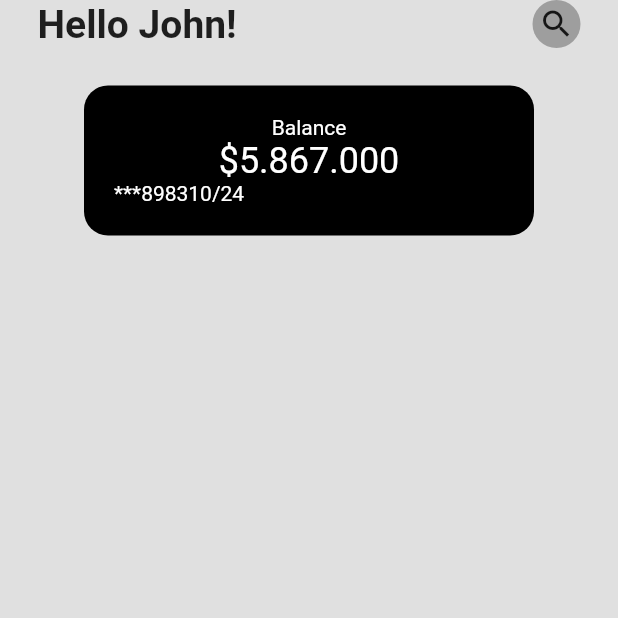
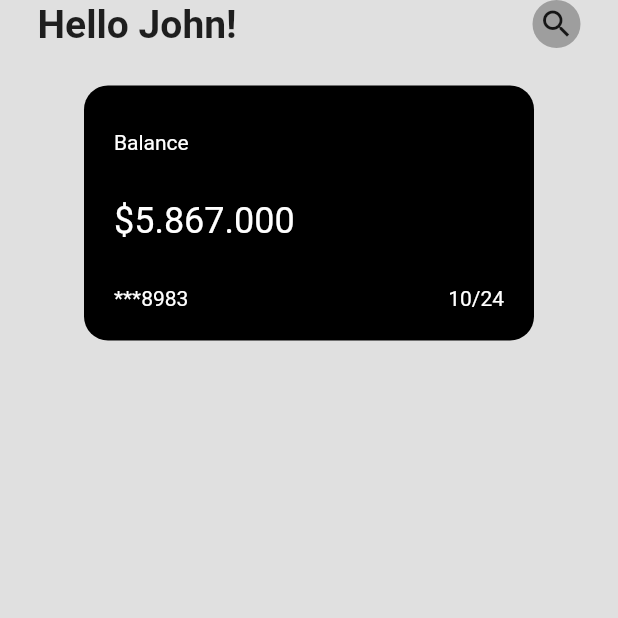
Before and after one commit to Lynzn/mygaleri, a Flutter app: the screen it shows after launch, on a phone screen of 412 x 824 dp, the top half of it. Run offline on Flutter 3.47's test engine with Material 2 defaults, Android fonts, the phone set to English and light mode, and no system bars.

```diff
--- a/lib/main.dart
+++ b/lib/main.dart
@@ -63,17 +63,22 @@ class _HomePageState extends State<HomePage> {
                 borderRadius: BorderRadius.circular(16),
               ),
               child: Column(
+                crossAxisAlignment: CrossAxisAlignment.start,
                 children: [
+                  SizedBox(height: 10),
                   Text('Balance',
                       style: TextStyle(
                         color: Colors.white,
                       )),
+                  SizedBox(height: 30),
                   Text('\$5.867.000',
                       style: TextStyle(
                         color: Colors.white,
                         fontSize: 24,
                       )),
+                  SizedBox(height: 30),
                   Row(
+                    mainAxisAlignment: MainAxisAlignment.spaceBetween,
                     children: [
                       Text('***8983',
                           style: TextStyle(
```
Also changed, not shown: 1 other file.
